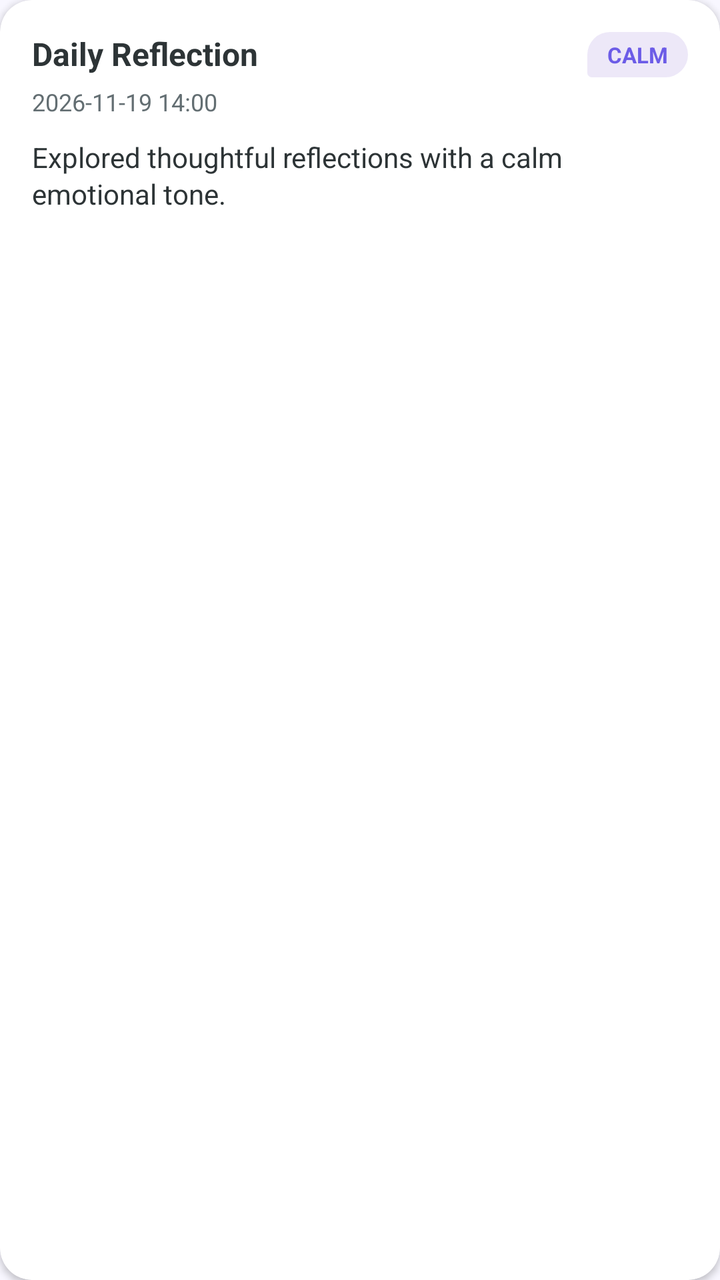
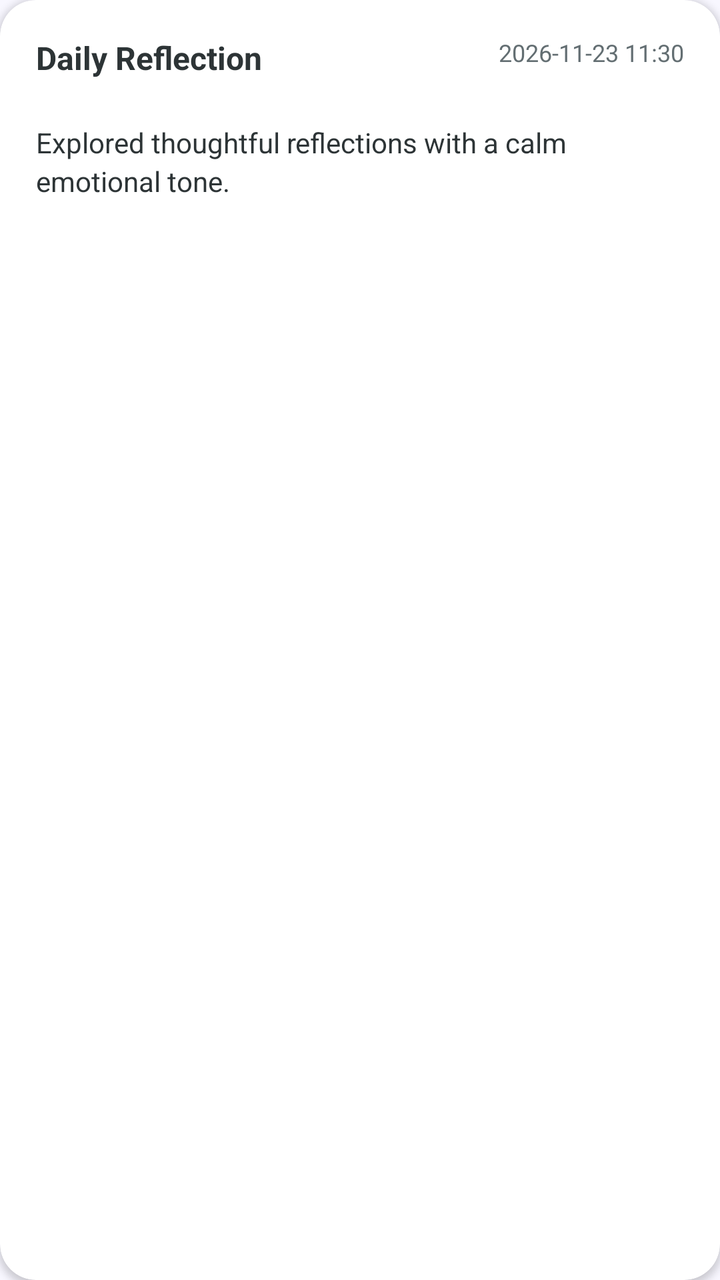

Screens rendered from an Android XML layout before and after an edit, with the pre-edit source and the edit as a unified diff.
<!-- AndroidManifest.xml: application theme Theme.Antara -->
<!-- res/layout/item_history_card.xml -->
<?xml version="1.0" encoding="utf-8"?>
<androidx.cardview.widget.CardView xmlns:android="http://schemas.android.com/apk/res/android"
    xmlns:app="http://schemas.android.com/apk/res-auto"
    android:layout_width="match_parent"
    android:layout_height="wrap_content"
    android:layout_marginBottom="12dp"
    app:cardCornerRadius="16dp"
    app:cardElevation="2dp">

    <LinearLayout
        android:layout_width="match_parent"
        android:layout_height="wrap_content"
        android:orientation="vertical"
        android:padding="16dp">

        <RelativeLayout
            android:layout_width="match_parent"
            android:layout_height="wrap_content">

            <TextView
                android:id="@+id/tv_history_category"
                android:layout_width="wrap_content"
                android:layout_height="wrap_content"
                android:text="Daily Reflection"
                android:textColor="@color/text_primary"
                android:textSize="16sp"
                android:textStyle="bold" />

            <TextView
                android:id="@+id/tv_history_emotion"
                android:layout_width="wrap_content"
                android:layout_height="wrap_content"
                android:layout_alignParentEnd="true"
                android:background="@drawable/bg_bot_bubble"
                android:paddingStart="10dp"
                android:paddingTop="4dp"
                android:paddingEnd="10dp"
                android:paddingBottom="4dp"
                android:text="CALM"
                android:textColor="@color/primary"
                android:textSize="11sp"
                android:textStyle="bold" />

        </RelativeLayout>

        <TextView
            android:id="@+id/tv_history_date"
            android:layout_width="wrap_content"
            android:layout_height="wrap_content"
            android:layout_marginTop="4dp"
            android:text="2026-11-19 14:00"
            android:textColor="@color/text_secondary"
            android:textSize="12sp" />

        <TextView
            android:id="@+id/tv_history_summary"
            android:layout_width="match_parent"
            android:layout_height="wrap_content"
            android:layout_marginTop="10dp"
            android:lineSpacingExtra="2dp"
            android:text="Explored thoughtful reflections with a calm emotional tone."
            android:textColor="@color/text_primary"
            android:textSize="14sp" />

    </LinearLayout>

</androidx.cardview.widget.CardView>
<!-- resources referenced by this layout -->
<resources>
  <color name="primary">#6C5CE7</color>
  <color name="text_primary">#2D3436</color>
  <color name="text_secondary">#636E72</color>
  <!-- drawable bg_bot_bubble (drawable) -->
  <?xml version="1.0" encoding="utf-8"?>
  <shape xmlns:android="http://schemas.android.com/apk/res/android"
      android:shape="rectangle">
      <solid android:color="@color/bot_bubble" />
      <corners
          android:topLeftRadius="20dp"
          android:topRightRadius="20dp"
          android:bottomLeftRadius="4dp"
          android:bottomRightRadius="20dp" />
  </shape>
  <style name="Theme.Antara" parent="Theme.MaterialComponents.DayNight.NoActionBar">
          <item name="colorPrimary">@color/primary</item>
          <item name="colorPrimaryDark">@color/primary_dark</item>
          <item name="colorSecondary">@color/primary_light</item>
          <item name="android:windowBackground">@color/background</item>
          <item name="android:statusBarColor">@color/background</item>
          <item name="android:windowLightStatusBar">true</item>
      </style>
  <color name="bot_bubble">#EDE8F8</color>
  <color name="primary_dark">#5647D0</color>
  <color name="primary_light">#A29BFE</color>
  <color name="background">#F8F7FF</color>
</resources>

<!-- the commit's change to res/layout/item_history_card.xml (unified diff, before → after) -->
@@ -3,15 +3,16 @@
     xmlns:app="http://schemas.android.com/apk/res-auto"
     android:layout_width="match_parent"
     android:layout_height="wrap_content"
-    android:layout_marginBottom="12dp"
-    app:cardCornerRadius="16dp"
+    android:layout_marginBottom="14dp"
+    app:cardBackgroundColor="@color/surface"
+    app:cardCornerRadius="18dp"
     app:cardElevation="2dp">
 
     <LinearLayout
         android:layout_width="match_parent"
         android:layout_height="wrap_content"
         android:orientation="vertical"
-        android:padding="16dp">
+        android:padding="18dp">
 
         <RelativeLayout
             android:layout_width="match_parent"
@@ -27,37 +28,38 @@
                 android:textStyle="bold" />
 
             <TextView
-                android:id="@+id/tv_history_emotion"
+                android:id="@+id/tv_history_date"
                 android:layout_width="wrap_content"
                 android:layout_height="wrap_content"
                 android:layout_alignParentEnd="true"
-                android:background="@drawable/bg_bot_bubble"
-                android:paddingStart="10dp"
-                android:paddingTop="4dp"
-                android:paddingEnd="10dp"
-                android:paddingBottom="4dp"
-                android:text="CALM"
-                android:textColor="@color/primary"
-                android:textSize="11sp"
-                android:textStyle="bold" />
+                android:text="2026-11-23 11:30"
+                android:textColor="@color/text_secondary"
+                android:textSize="12sp" />
 
         </RelativeLayout>
 
-        <TextView
-            android:id="@+id/tv_history_date"
-            android:layout_width="wrap_content"
+        
+        <HorizontalScrollView
+            android:layout_width="match_parent"
             android:layout_height="wrap_content"
-            android:layout_marginTop="4dp"
-            android:text="2026-11-19 14:00"
-            android:textColor="@color/text_secondary"
-            android:textSize="12sp" />
+            android:layout_marginTop="10dp"
+            android:scrollbars="none">
+
+            <LinearLayout
+                android:id="@+id/layout_history_bubbles"
+                android:layout_width="wrap_content"
+                android:layout_height="wrap_content"
+                android:gravity="center_vertical"
+                android:orientation="horizontal" />
+
+        </HorizontalScrollView>
 
         <TextView
             android:id="@+id/tv_history_summary"
             android:layout_width="match_parent"
             android:layout_height="wrap_content"
-            android:layout_marginTop="10dp"
-            android:lineSpacingExtra="2dp"
+            android:layout_marginTop="12dp"
+            android:lineSpacingExtra="3dp"
             android:text="Explored thoughtful reflections with a calm emotional tone."
             android:textColor="@color/text_primary"
             android:textSize="14sp" />
<!-- resource entries referenced after the edit -->
@@ -1,19 +1,9 @@
 <!-- resources referenced by this layout -->
 <resources>
+  <color name="surface">#FFFFFF</color>
   <color name="primary">#6C5CE7</color>
   <color name="text_primary">#2D3436</color>
   <color name="text_secondary">#636E72</color>
-  <!-- drawable bg_bot_bubble (drawable) -->
-  <?xml version="1.0" encoding="utf-8"?>
-  <shape xmlns:android="http://schemas.android.com/apk/res/android"
-      android:shape="rectangle">
-      <solid android:color="@color/bot_bubble" />
-      <corners
-          android:topLeftRadius="20dp"
-          android:topRightRadius="20dp"
-          android:bottomLeftRadius="4dp"
-          android:bottomRightRadius="20dp" />
-  </shape>
   <style name="Theme.Antara" parent="Theme.MaterialComponents.DayNight.NoActionBar">
           <item name="colorPrimary">@color/primary</item>
           <item name="colorPrimaryDark">@color/primary_dark</item>
@@ -22,7 +12,6 @@
           <item name="android:statusBarColor">@color/background</item>
           <item name="android:windowLightStatusBar">true</item>
       </style>
-  <color name="bot_bubble">#EDE8F8</color>
   <color name="primary_dark">#5647D0</color>
   <color name="primary_light">#A29BFE</color>
   <color name="background">#F8F7FF</color>
